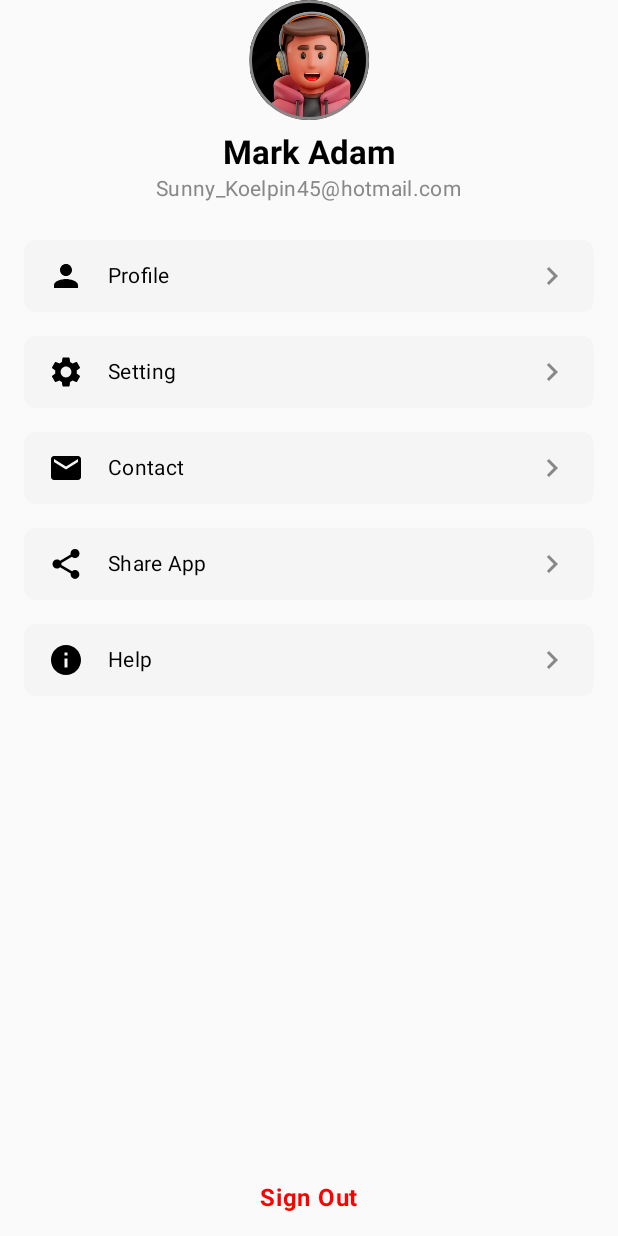
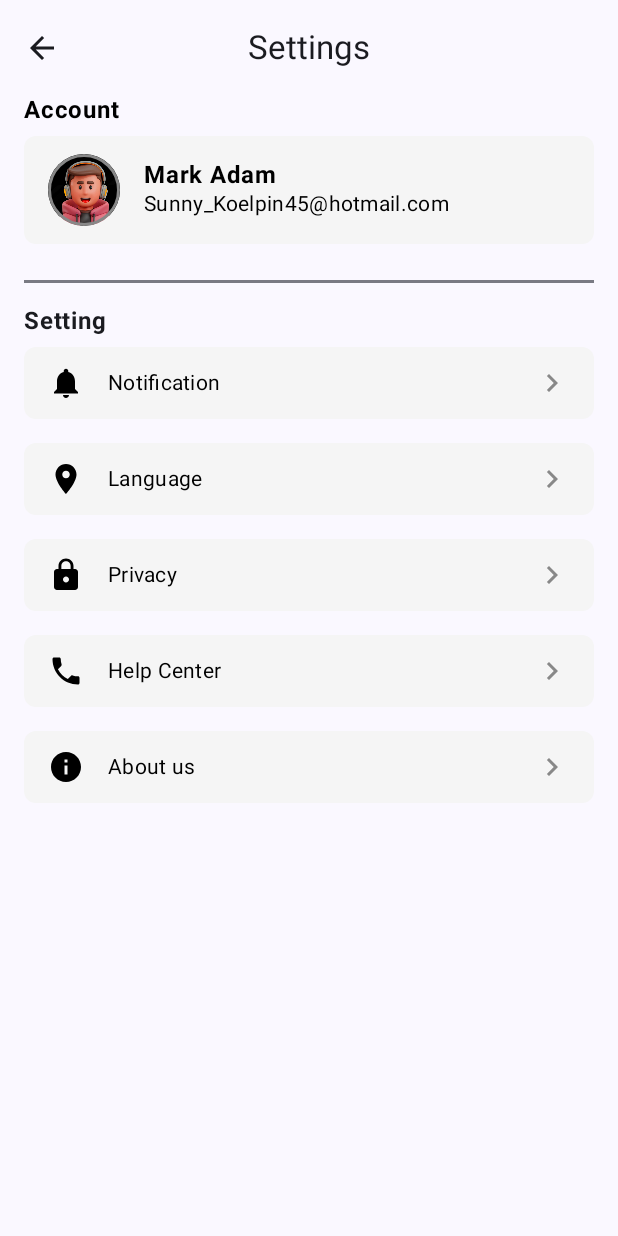
Before and after one commit to eaglenguyen/ShoppingApp, an Android app built with Jetpack Compose: the ProfileScreen screen opened through its navigation route, after a tap on "Setting", on a phone screen of 412 x 824 dp. Run offline under Robolectric (Android 15) with nearby library versions, the phone set to English and light mode, and no system bars; our stand-ins replace Dagger/Hilt's generated code, Room's generated code; 3 statements that could not run were skipped.

Commit message:
1/8/25
Added SettingsScreen and made items clickable

```diff
--- a/app/src/main/java/com/example/shoppingapp/navigation/Destination.kt
+++ b/app/src/main/java/com/example/shoppingapp/navigation/Destination.kt
@@ -13,3 +13,6 @@ object HomeScreen
 
 @Serializable
 object ProfileScreen
+
+@Serializable
+object SettingsScreen
--- a/app/src/main/java/com/example/shoppingapp/navigation/NavGraph.kt
+++ b/app/src/main/java/com/example/shoppingapp/navigation/NavGraph.kt
@@ -10,6 +10,7 @@ import com.example.shoppingapp.presentation.authscreen.SignInScreen
 import com.example.shoppingapp.presentation.authscreen.SignUpScreen
 import com.example.shoppingapp.presentation.home.HomeScreen
 import com.example.shoppingapp.presentation.profile.ProfileScreen
+import com.example.shoppingapp.presentation.profile.subprofile.settings.SettingsScreen
 
 @Composable
 fun NavGraph (
@@ -45,7 +46,9 @@ fun NavGraph (
                HomeScreen(
                    onClickToSignUp = {
                        navController.navigate(SignUpScreen)
-
+                   },
+                   onClickToSettings = {
+                       navController.navigate(SettingsScreen)
                    }
                )
            }
@@ -55,9 +58,21 @@ fun NavGraph (
                    scaffFoldPadding = PaddingValues(),
                    onClickToSignUp = {
                        navController.navigate(SignUpScreen)
+                   },
+                   onClickToSettings = {
+                       navController.navigate(SettingsScreen)
                    }
                )
            }
+
+           composable<SettingsScreen> {
+               SettingsScreen(
+                   onClickPrevious = {
+                       navController.navigateUp()
+                   }
+               )
+           }
+
        }
 
 }
--- a/app/src/main/java/com/example/shoppingapp/presentation/PullToRefreshLazyColumn.kt
+++ b/app/src/main/java/com/example/shoppingapp/presentation/PullToRefreshLazyColumn.kt
@@ -1,5 +1,6 @@
 package com.example.shoppingapp.presentation
 
+import androidx.compose.foundation.clickable
 import androidx.compose.foundation.layout.Arrangement
 import androidx.compose.foundation.layout.Box
 import androidx.compose.foundation.layout.fillMaxSize
@@ -43,8 +44,8 @@ fun <T> PullToRefreshLazyColumn(
                 .padding(horizontal = 16.dp),
             horizontalArrangement = Arrangement.spacedBy(30.dp),
         ) {
-            items(items) {
-                content(it)
+            items(items) { item ->
+                content(item)
             }
         }
 
--- /dev/null
+++ b/app/src/main/java/com/example/shoppingapp/presentation/product_info/ProductInfoScreen.kt
@@ -0,0 +1,5 @@
+package com.example.shoppingapp.presentation.product_info
+
+
+class ProductInfoScreen {
+}
--- a/app/src/main/java/com/example/shoppingapp/presentation/profile/ProfileScreen.kt
+++ b/app/src/main/java/com/example/shoppingapp/presentation/profile/ProfileScreen.kt
@@ -48,6 +48,7 @@ import com.example.shoppingapp.util.Resource
 fun ProfileScreen (
     scaffFoldPadding: PaddingValues,
     onClickToSignUp: () -> Unit,
+    onClickToSettings: () -> Unit,
     viewModel: ProfileViewModel = hiltViewModel()
 ) {
 
@@ -55,6 +56,7 @@ fun ProfileScreen (
     val context = LocalContext.current
 
 
+    // Signout auth
     LaunchedEffect(viewModel, context) {
         viewModel.profileResult.collect { result ->
             when(result) {
@@ -135,7 +137,15 @@ fun ProfileScreen (
                 modifier = Modifier
                     .fillMaxWidth()
                     .padding(vertical = 8.dp)
-                    .clickable { /* Handle click */ }
+                    .clickable {
+                        when(title) {
+                            "Profile" -> Toast.makeText(context, "1", Toast.LENGTH_LONG).show()
+                            "Setting" -> onClickToSettings()
+                            "Contact" -> Toast.makeText(context, "3", Toast.LENGTH_LONG).show()
+                            "Share App" -> Toast.makeText(context, "4", Toast.LENGTH_LONG).show()
+                            "Help" -> Toast.makeText(context, "5", Toast.LENGTH_LONG).show()
+                        }
+                    }
                     .background(Color(0xFFF5F5F5), shape = RoundedCornerShape(8.dp))
                     .padding(horizontal = 16.dp, vertical = 12.dp),
                 verticalAlignment = Alignment.CenterVertically
@@ -151,7 +161,7 @@ fun ProfileScreen (
                     text = title,
                     style = MaterialTheme.typography.bodyMedium,
                     color = Color.Black,
-                    modifier = Modifier.weight(1f)
+                    modifier = Modifier.weight(1f) // fills in space for rightarrow icon
                 )
                 Icon(
                     imageVector = Icons.AutoMirrored.Filled.KeyboardArrowRight,
@@ -169,7 +179,7 @@ fun ProfileScreen (
             color = Color.Red,
             fontWeight = FontWeight.Bold,
             modifier = Modifier
-                .padding(vertical = 16.dp)
+                .padding(vertical = 50.dp)
                 .clickable { viewModel.showDialogState() },
             style = MaterialTheme.typography.bodyLarge
         )
--- /dev/null
+++ b/app/src/main/java/com/example/shoppingapp/presentation/profile/subprofile/settings/SettingsScreen.kt
@@ -0,0 +1,187 @@
+package com.example.shoppingapp.presentation.profile.subprofile.settings
+
+import android.widget.Toast
+import androidx.compose.foundation.Image
+import androidx.compose.foundation.background
+import androidx.compose.foundation.border
+import androidx.compose.foundation.clickable
+import androidx.compose.foundation.layout.Column
+import androidx.compose.foundation.layout.Row
+import androidx.compose.foundation.layout.Spacer
+import androidx.compose.foundation.layout.fillMaxSize
+import androidx.compose.foundation.layout.fillMaxWidth
+import androidx.compose.foundation.layout.height
+import androidx.compose.foundation.layout.padding
+import androidx.compose.foundation.layout.size
+import androidx.compose.foundation.layout.width
+import androidx.compose.foundation.shape.CircleShape
+import androidx.compose.foundation.shape.RoundedCornerShape
+import androidx.compose.material.icons.Icons
+import androidx.compose.material.icons.automirrored.filled.ArrowBack
+import androidx.compose.material.icons.automirrored.filled.KeyboardArrowRight
+import androidx.compose.material.icons.filled.Info
+import androidx.compose.material.icons.filled.Lock
+import androidx.compose.material.icons.filled.Notifications
+import androidx.compose.material.icons.filled.Phone
+import androidx.compose.material.icons.filled.Place
+import androidx.compose.material3.CenterAlignedTopAppBar
+import androidx.compose.material3.ExperimentalMaterial3Api
+import androidx.compose.material3.HorizontalDivider
+import androidx.compose.material3.Icon
+import androidx.compose.material3.IconButton
+import androidx.compose.material3.MaterialTheme
+import androidx.compose.material3.Scaffold
+import androidx.compose.material3.Text
+import androidx.compose.runtime.Composable
+import androidx.compose.ui.Alignment
+import androidx.compose.ui.Modifier
+import androidx.compose.ui.draw.clip
+import androidx.compose.ui.graphics.Color
+import androidx.compose.ui.platform.LocalContext
+import androidx.compose.ui.res.painterResource
+import androidx.compose.ui.text.font.FontWeight
+import androidx.compose.ui.unit.dp
+import com.example.shoppingapp.R
+
+
+@OptIn(ExperimentalMaterial3Api::class)
+@Composable
+fun SettingsScreen(
+    onClickPrevious: () -> Unit
+) {
+
+    val context = LocalContext.current
+
+    Scaffold(
+        topBar = {
+            CenterAlignedTopAppBar(
+                title = { Text("Settings") },
+                navigationIcon = {
+                    IconButton(onClickPrevious) {
+                        Icon(
+                            imageVector = Icons.AutoMirrored.Filled.ArrowBack,
+                            contentDescription = "Back"
+                        )
+                    }
+                }
+            )
+        },
+
+        ) { innerPadding ->
+        Column(
+            modifier = Modifier
+                .fillMaxSize()
+                .padding(innerPadding)
+                .padding(horizontal = 16.dp),
+        ) {
+
+            // Name
+            Text(
+                text = "Account",
+                style = MaterialTheme.typography.bodyLarge,
+                fontWeight = FontWeight.Bold,
+                color = Color.Black
+            )
+
+            Row(
+                modifier = Modifier
+                    .fillMaxWidth()
+                    .padding(vertical = 8.dp)
+                    .clickable {}
+                    .background(Color(0xFFF5F5F5), shape = RoundedCornerShape(8.dp))
+                    .padding(horizontal = 16.dp, vertical = 12.dp),
+                verticalAlignment = Alignment.CenterVertically
+            ) {
+                Image(
+                    painter = painterResource(id = R.drawable.profile_placeholder), // Replace with your image resource
+                    contentDescription = "Profile Picture",
+                    modifier = Modifier
+                        .size(48.dp)
+                        .clip(CircleShape)
+                        .border(2.dp, Color.Gray, CircleShape)
+                )
+
+                Spacer(modifier = Modifier.width(16.dp))
+
+                Column {
+                    Text(
+                        text = "Mark Adam",
+                        style = MaterialTheme.typography.bodyLarge,
+                        fontWeight = FontWeight.Bold,
+                        color = Color.Black,
+                    )
+                    Text(
+                        text = "Sunny_Koelpin45@hotmail.com",
+                        style = MaterialTheme.typography.bodyMedium,
+                        color = Color.Black,
+                    )
+
+                }
+
+
+            }
+            Spacer(modifier = Modifier.height(16.dp))
+            HorizontalDivider(thickness = 2.dp)
+            Spacer(modifier = Modifier.height(16.dp))
+
+            Text(
+                text = "Setting",
+                style = MaterialTheme.typography.bodyLarge,
+                fontWeight = FontWeight.Bold,
+            )
+            // Options List
+            val options = listOf(
+                "Notification" to Icons.Default.Notifications,
+                "Language" to Icons.Default.Place,
+                "Privacy" to Icons.Default.Lock,
+                "Help Center" to Icons.Default.Phone,
+                "About us" to Icons.Default.Info
+            )
+
+            options.forEach { (title, icon) ->
+                Row(
+                    modifier = Modifier
+                        .fillMaxWidth()
+                        .padding(vertical = 8.dp)
+                        .clickable {
+                            when (title) {
+                                "Notification" -> Toast.makeText(context, "1", Toast.LENGTH_LONG)
+                                    .show()
+
+                                "Language" -> Toast.makeText(context, "2", Toast.LENGTH_LONG).show()
+                                "Privacy" -> Toast.makeText(context, "3", Toast.LENGTH_LONG).show()
+                                "Help Center" -> Toast.makeText(context, "4", Toast.LENGTH_LONG)
+                                    .show()
+
+                                "About us" -> Toast.makeText(context, "5", Toast.LENGTH_LONG).show()
+                            }
+                        }
+                        .background(Color(0xFFF5F5F5), shape = RoundedCornerShape(8.dp))
+                        .padding(horizontal = 16.dp, vertical = 12.dp),
+                    verticalAlignment = Alignment.CenterVertically
+                ) {
+                    Icon(
+                        imageVector = icon,
+                        contentDescription = title,
+                        tint = Color.Black
+                    )
+                    Spacer(modifier = Modifier.width(16.dp))
+
+                    Text(
+                        text = title,
+                        style = MaterialTheme.typography.bodyMedium,
+                        color = Color.Black,
+                        modifier = Modifier.weight(1f) // fills in space for rightarrow icon
+                    )
+                    Icon(
+                        imageVector = Icons.AutoMirrored.Filled.KeyboardArrowRight,
+                        contentDescription = "Arrow",
+                        tint = Color.Gray
+                    )
+                }
+            }
+
+
+        }
+    }
+}
```
Also changed, not shown: app/src/main/java/com/example/shoppingapp/presentation/home/HomeScreen.kt (+12 -5 lines), app/src/main/java/com/example/shoppingapp/presentation/home/ProductItem.kt (+11 -9 lines).
